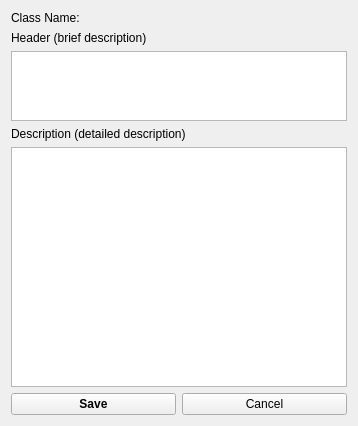
Qt form GUI/Qt/UClassDescriptionDisplay.ui (aicommunity/Rdk) before a commit.
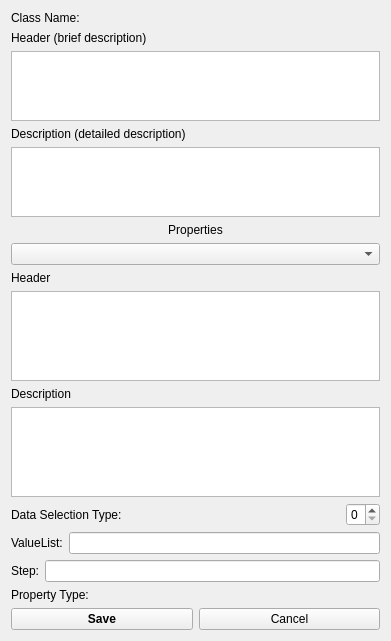
The same form after that commit.

Commit message: Property Description major update UContainerDescription and UComponentDescription updated to create preperties descriptions Window UClassDescriptionDisplaye now shows properties

The edit to the form file:
```diff
--- a/GUI/Qt/UClassDescriptionDisplay.ui
+++ b/GUI/Qt/UClassDescriptionDisplay.ui
@@ -6,14 +6,14 @@
    <rect>
     <x>0</x>
     <y>0</y>
-    <width>358</width>
-    <height>426</height>
+    <width>391</width>
+    <height>641</height>
    </rect>
   </property>
   <property name="windowTitle">
    <string>Dialog</string>
   </property>
-  <layout class="QVBoxLayout" name="verticalLayout" stretch="0,0,1,0,4,0">
+  <layout class="QVBoxLayout" name="verticalLayout" stretch="0,0,1,0,4,0,0,0,0,0,0,0,0,0,0,0">
    <item>
     <widget class="QLabel" name="labelClassName">
      <property name="text">
@@ -41,6 +41,99 @@
    <item>
     <widget class="QTextEdit" name="textEditDescription"/>
    </item>
+   <item>
+    <widget class="QLabel" name="labelProperties">
+     <property name="text">
+      <string>Properties</string>
+     </property>
+     <property name="alignment">
+      <set>Qt::AlignCenter</set>
+     </property>
+    </widget>
+   </item>
+   <item>
+    <widget class="QComboBox" name="comboBoxProperties"/>
+   </item>
+   <item>
+    <widget class="QLabel" name="labelHeaderProp">
+     <property name="text">
+      <string>Header</string>
+     </property>
+    </widget>
+   </item>
+   <item>
+    <widget class="QTextEdit" name="textEditHeaderProp"/>
+   </item>
+   <item>
+    <widget class="QLabel" name="labelDescriptionProp">
+     <property name="text">
+      <string>Description</string>
+     </property>
+    </widget>
+   </item>
+   <item>
+    <widget class="QTextEdit" name="textEditDescProp"/>
+   </item>
+   <item>
+    <layout class="QHBoxLayout" name="horizontalLayoutDataSelType" stretch="0,1,0">
+     <item>
+      <widget class="QLabel" name="labelDataSelecType">
+       <property name="text">
+        <string>Data Selection Type: </string>
+       </property>
+      </widget>
+     </item>
+     <item>
+      <widget class="QLabel" name="labelDataSelecTypeDesc">
+       <property name="text">
+        <string/>
+       </property>
+      </widget>
+     </item>
+     <item>
+      <widget class="QSpinBox" name="spinBoxDataSelecType">
+       <property name="maximum">
+        <number>4</number>
+       </property>
+      </widget>
+     </item>
+    </layout>
+   </item>
+   <item>
+    <layout class="QHBoxLayout" name="horizontalLayoutValueList">
+     <item>
+      <widget class="QLabel" name="labelValList">
+       <property name="text">
+        <string>ValueList:</string>
+       </property>
+      </widget>
+     </item>
+     <item>
+      <widget class="QLineEdit" name="lineEditValList"/>
+     </item>
+    </layout>
+   </item>
+   <item>
+    <layout class="QHBoxLayout" name="horizontalLayoutStep">
+     <item>
+      <widget class="QLabel" name="labelStep">
+       <property name="text">
+        <string>Step:</string>
+       </property>
+      </widget>
+     </item>
+     <item>
+      <widget class="QLineEdit" name="lineEditStep"/>
+     </item>
+    </layout>
+   </item>
+   <item>
+    <widget class="QLabel" name="labelPropType">
+     <property name="text">
+      <string>Property Type: </string>
+     </property>
+    </widget>
+   </item>
    <item>
     <layout class="QHBoxLayout" name="horizontalLayout">
      <item>
```
The commit also changes 8 other files.
